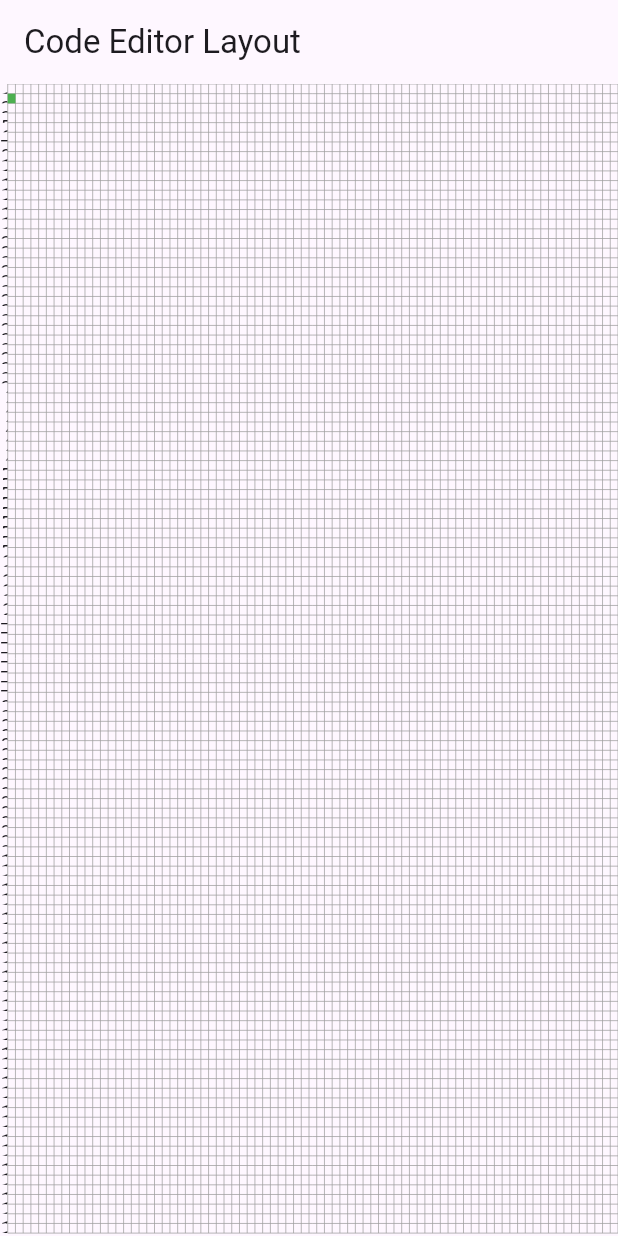
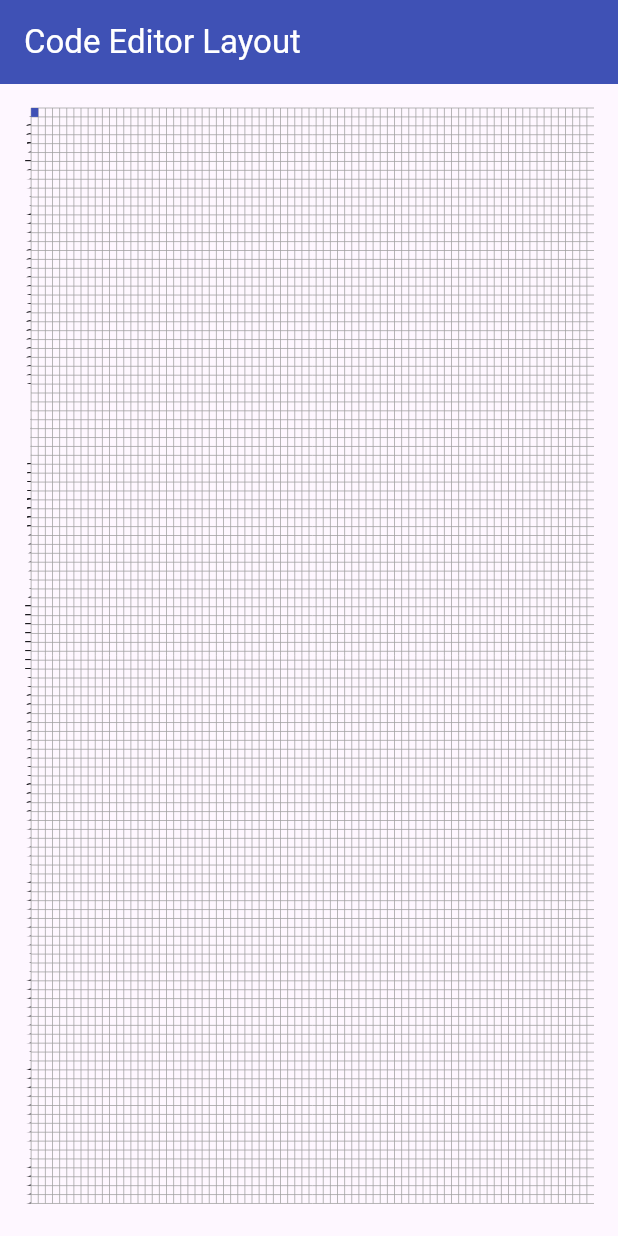
Before and after one commit to JosephKorel/vim_game, a Flutter app: the screen it shows after launch, on a phone screen of 412 x 824 dp. Run offline on Flutter 3.47's test engine with Material 3 defaults, Android fonts, the light colour scheme and no system bars; our stand-ins replace flutter_riverpod, riverpod_annotation; generated files the repository leaves out were written again.

Commit message:
feat: change layout to adjust for offset

```diff
--- a/lib/carret.dart
+++ b/lib/carret.dart
@@ -39,7 +39,7 @@ class _CarretState extends State<Carret> {
       child: Container(
         width: widget.squareSize.width,
         height: widget.squareSize.height,
-        color: Colors.green,
+        color: Colors.indigo,
       ),
     );
   }
--- a/lib/grid.dart
+++ b/lib/grid.dart
@@ -1,4 +1,3 @@
-// Paint the grid lines for the editor
 import 'package:flutter/material.dart';
 import 'package:flutter_riverpod/flutter_riverpod.dart';
 import 'package:vim_game/carret.dart';
@@ -11,36 +10,41 @@ class EditorGrid extends StatelessWidget {
   @override
   Widget build(BuildContext context) {
     return Scaffold(
-      appBar: AppBar(title: const Text('Code Editor Layout')),
-      body: LayoutBuilder(
+      appBar: AppBar(
+        title: const Text('Code Editor Layout'),
+        backgroundColor: Colors.indigo,
+        foregroundColor: Colors.white,
+      ),
+      body: Padding(
+        padding: const EdgeInsets.symmetric(horizontal: 16, vertical: 16),
+        child: LayoutBuilder(
           builder: (context, constraints) {
             final screenWidth = constraints.maxWidth;
             final screenHeight = constraints.maxHeight;
             final squareSize = screenWidth / 80;
 
-          return Stack(
-            children: [
-              // Custom painter to draw the grid lines
-              Row(
+            return Row(
               children: [
                 LineCounter(squareSize: squareSize, maxHeight: screenHeight),
                 Expanded(
-                    child: CustomPaint(
+                  child: Stack(
+                    children: [
+                      CustomPaint(
                         size: Size(double.infinity, screenHeight),
                         painter: GridPainter(
                             squareSize: Size(squareSize, squareSize * 1.25)),
                       ),
-                  ),
-                ],
-              ),
-              // Overlay for interactivity
                       PositionedCarret(
                         squareSize: Size(squareSize, squareSize * 1.25),
                       ),
                       GridOverlay(squareSize: squareSize),
                     ],
+                  ),
+                ),
+              ],
             );
           },
+        ),
       ),
     );
   }
@@ -59,8 +63,6 @@ class GridPainter extends CustomPainter {
     final paint = Paint()
       ..color = Colors.grey
       ..strokeWidth = 0.5;
-
-    debugPrint('Size: $_squareWidth, $_squareHeight');
 
     // Draw vertical lines
     for (double x = 0; x < size.width; x += _squareWidth) {
--- a/lib/providers/providers.dart
+++ b/lib/providers/providers.dart
@@ -7,7 +7,7 @@ part 'providers.g.dart';
 class CarretOffset extends _$CarretOffset {
   @override
   Offset build() {
-    return const Offset(1, 1);
+    return const Offset(0, 0);
   }
 
   void updateCarretPosition(Offset offset) {
```
Lines whose indentation alone changed are shown as unchanged.
